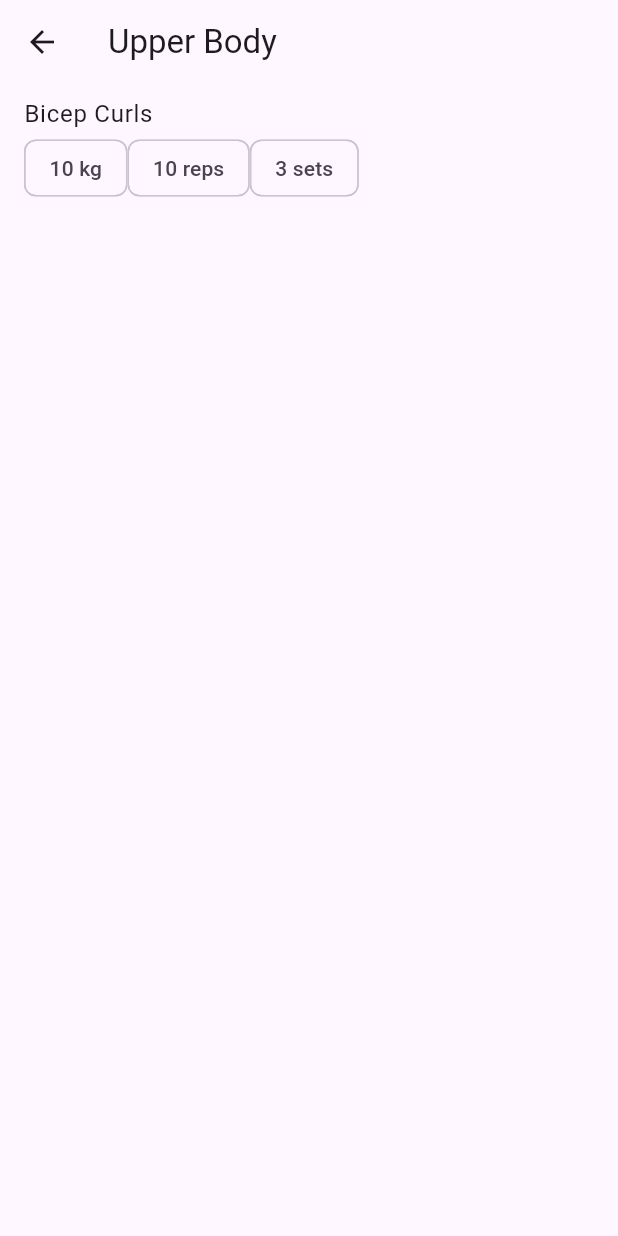
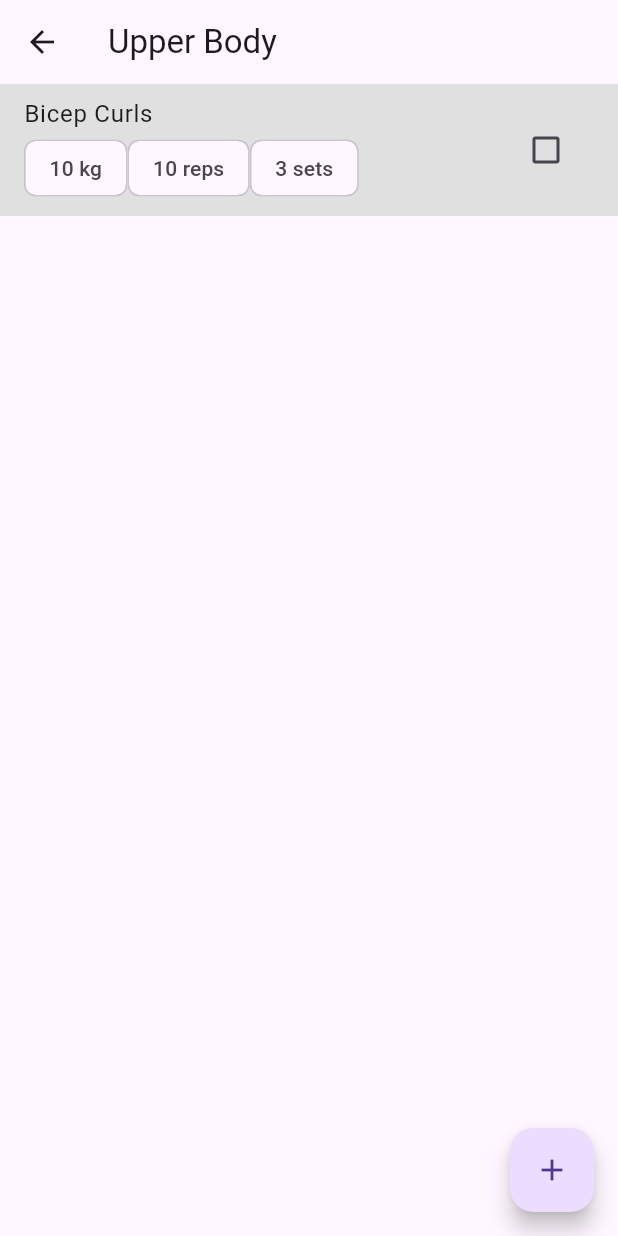
Before and after one commit to YoussefSalem582/CodeAlpha_Fitness_Tracker_App, a Flutter app: the screen it shows after launch, after a tap on the "arrow forward ios" icon, on a phone screen of 412 x 824 dp. Run offline on Flutter 3.47's test engine with Material 3 defaults, Android fonts, the phone set to English and light mode, and no system bars.

Commit message:
add ExerciseTile component and integrate it into WorkoutPage

```diff
--- /dev/null
+++ b/lib/components/exercise_tile.dart
@@ -0,0 +1,46 @@
+import 'package:flutter/material.dart';
+
+class ExerciseTile extends StatelessWidget {
+  final String exerciseName;
+  final String weight;
+  final String reps;
+  final String sets;
+  final bool isCompleted;
+  void Function(bool?)? onCheckBoxChanged;
+
+  ExerciseTile({
+    super.key,
+    required this.exerciseName,
+    required this.weight,
+    required this.reps,
+    required this.sets,
+    this.isCompleted = false,
+    required this.onCheckBoxChanged,
+  });
+
+  @override
+  Widget build(BuildContext context) {
+    return Container(
+      color: Colors.grey.shade300,
+      child: ListTile(
+        title: Text(exerciseName),
+        subtitle: Row(
+          children: [
+            // weight
+            Chip(label: Text("${weight} kg")),
+
+            // reps
+            Chip(label: Text("${reps} reps")),
+
+            // sets
+            Chip(label: Text("${sets} sets")),
+          ],
+        ),
+        trailing: Checkbox(
+          value: isCompleted,
+          onChanged: (value) => onCheckBoxChanged!(value),
+        ),
+      ),
+    );
+  }
+}
--- a/lib/pages/workout_page.dart
+++ b/lib/pages/workout_page.dart
@@ -1,3 +1,4 @@
+import 'package:fitness_tracker_app/components/exercise_tile.dart';
 import 'package:fitness_tracker_app/data/workout_data.dart';
 import 'package:flutter/material.dart';
 import 'package:provider/provider.dart';
@@ -12,46 +13,87 @@ class WorkoutPage extends StatefulWidget {
 }
 
 class _WorkoutPageState extends State<WorkoutPage> {
+  // checkbox was tapped
+  void onCheckBoxChanged(String workoutName, String exerciseName) {
+    Provider.of<WorkoutData>(
+      context,
+      listen: false,
+    ).checkOffExercise(workoutName, exerciseName);
+  }
+
+  // text controller
+  final exerciseNameController = TextEditingController();
+  final weightController = TextEditingController();
+  final repsController = TextEditingController();
+  final setsController = TextEditingController();
+
+  // create a new exercise
+  void createNewExercise() {
+    showDialog(
+      context: context,
+      builder: (context) => AlertDialog(
+          title: Text("Add a new exercise"),
+        content: Column(
+          // exercise name
+
+          // weight
+
+          // reps
+
+          // sets
+
+        ),
+      ),
+    );
+  }
+
   @override
   Widget build(BuildContext context) {
     return Consumer<WorkoutData>(
       builder:
           (context, value, child) => Scaffold(
             appBar: AppBar(title: Text(widget.workoutName)),
+            floatingActionButton: FloatingActionButton(
+              onPressed: () => createNewExercise,
+              child: Icon(Icons.add),
+            ),
             body: ListView.builder(
               itemCount: value.numberOfExercises(widget.workoutName),
               itemBuilder:
-                  (context, index) => ListTile(
-                    title: Text(
-                      value
-                          .getReleventWorkout(widget.workoutName)
-                          .exercises[index]
-                          .name,
-                    ),
-                    subtitle: Row(
-                      children: [
-                        // weight
-                        Chip(
-                          label: Text(
-                            "${value.getReleventWorkout(widget.workoutName).exercises[index].weight} kg",
-                          ),
+                  (context, index) => ExerciseTile(
+                    exerciseName:
+                        value
+                            .getReleventWorkout(widget.workoutName)
+                            .exercises[index]
+                            .name,
+                    weight:
+                        value
+                            .getReleventWorkout(widget.workoutName)
+                            .exercises[index]
+                            .weight,
+                    reps:
+                        value
+                            .getReleventWorkout(widget.workoutName)
+                            .exercises[index]
+                            .reps,
+                    sets:
+                        value
+                            .getReleventWorkout(widget.workoutName)
+                            .exercises[index]
+                            .sets,
+                    isCompleted:
+                        value
+                            .getReleventWorkout(widget.workoutName)
+                            .exercises[index]
+                            .isCompleted,
+                    onCheckBoxChanged:
+                        (val) => onCheckBoxChanged(
+                          widget.workoutName,
+                          value
+                              .getReleventWorkout(widget.workoutName)
+                              .exercises[index]
+                              .name,
                         ),
-
-                        // reps
-                        Chip(
-                          label: Text(
-                            "${value.getReleventWorkout(widget.workoutName).exercises[index].reps} reps",
-                          ),
-                        ),
-
-                        // sets
-                        Chip(
-                          label: Text(
-                            "${value.getReleventWorkout(widget.workoutName).exercises[index].sets} sets",
-                          ),
-                        ),
-                      ],
-                    ),
                   ),
             ),
           ),
```
